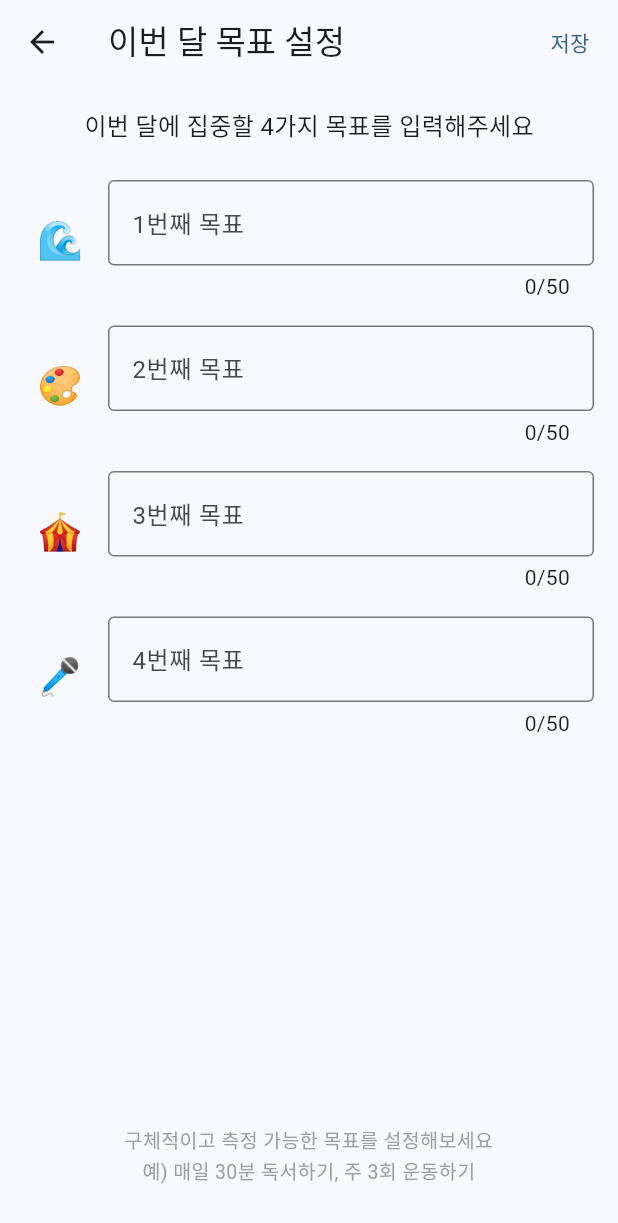
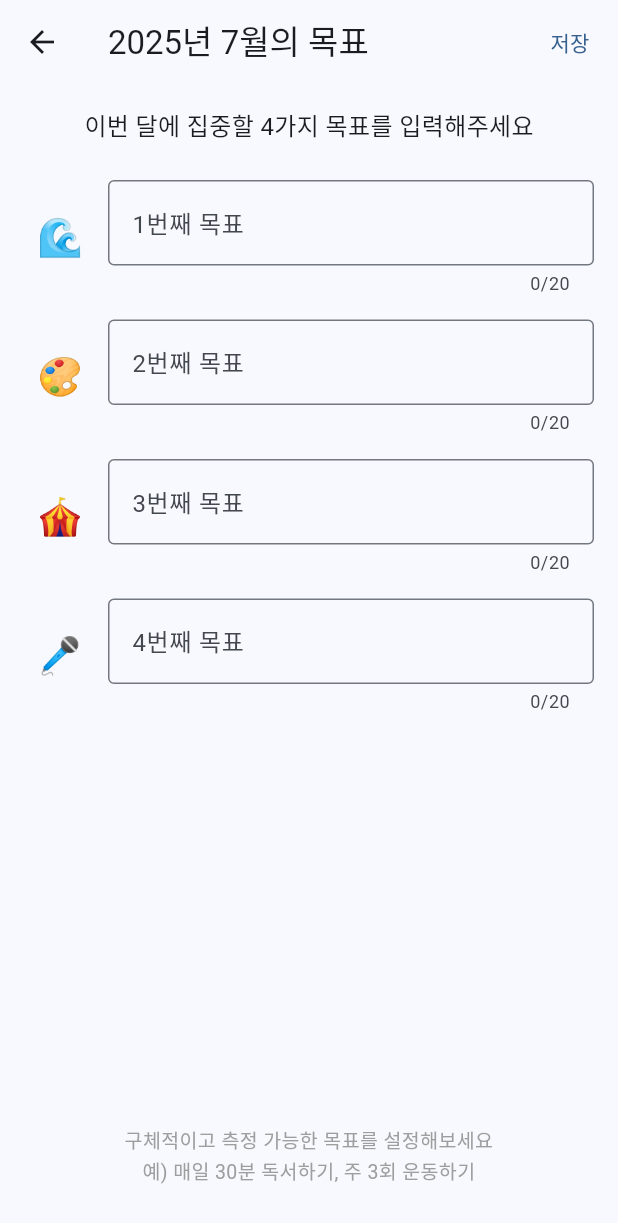
Before and after one commit to JingyunKim/my-app-project, a Flutter app: the screen it shows after launch, after a tap on "이번달 목표 설정하기", on a phone screen of 412 x 824 dp. Shown: the top 1223 px of the screen. Run offline on Flutter 3.47's test engine with Material 3 defaults, Android fonts, the phone set to English and light mode, and no system bars; our stand-ins replace flutter_local_notifications, flutter_native_timezone, shared_preferences, sqflite, table_calendar, timezone; missing offline and left inert: flutter_emoji; accounts and stored records are empty.

Commit message:
다음달 목표 작성 위젯 수정

```diff
--- a/monthly_focus/lib/providers/goal_provider.dart
+++ b/monthly_focus/lib/providers/goal_provider.dart
@@ -84,6 +84,16 @@ class GoalProvider with ChangeNotifier {
       ? _settings.testDate!
       : DateTime.now();
 
+  // 다음 달 목표를 데이터베이스에서 로드합니다.
+  Future<void> loadNextMonthGoals() async {
+    final nextMonth = DateTime(_currentMonth.year, _currentMonth.month + 1, 1);
+    final goals = await _db.getGoalsByMonth(nextMonth);
+    if (!listEquals(_nextMonthGoals, goals)) {
+      _nextMonthGoals = goals;
+      notifyListeners();
+    }
+  }
+
   // 현재 월의 목표를 데이터베이스에서 로드합니다.
   Future<void> loadMonthlyGoals() async {
     final goals = await _db.getGoalsByMonth(_currentMonth);
@@ -103,16 +113,6 @@ class GoalProvider with ChangeNotifier {
     _calendarMonthGoals = goals;
 
     await refreshMonthlyChecks(month);
-  }
-
-  // 다음 달 목표를 데이터베이스에서 로드합니다.
-  Future<void> loadNextMonthGoals() async {
-    final nextMonth = DateTime(_currentMonth.year, _currentMonth.month + 1, 1);
-    final goals = await _db.getGoalsByMonth(nextMonth);
-    if (!listEquals(_nextMonthGoals, goals)) {
-      _nextMonthGoals = goals;
-      notifyListeners();
-    }
   }
 
   // 오늘의 체크 데이터를 로드합니다.
--- a/monthly_focus/lib/screens/goal_setting/goal_setting_screen.dart
+++ b/monthly_focus/lib/screens/goal_setting/goal_setting_screen.dart
@@ -20,13 +20,17 @@ import 'package:provider/provider.dart';
 import 'dart:math';
 import '../../providers/goal_provider.dart';
 import '../../widgets/goal/goal_input_field.dart';
+import '../../utils/app_date_utils.dart';
+import '../../models/goal.dart';
 
 class GoalSettingScreen extends StatefulWidget {
   final bool isForCurrentMonth;
+  final List<Goal> existingGoals;
 
   const GoalSettingScreen({
     super.key,
     this.isForCurrentMonth = false,
+    this.existingGoals = const [],
   });
 
   @override
@@ -60,7 +64,15 @@ class _GoalSettingScreenState extends State<GoalSettingScreen> {
     _randomEmojis = List.generate(4, (index) {
       return _allEmojis[random.nextInt(_allEmojis.length)];
     });
-    print('목표 설정 화면: 랜덤 이모지 4개 생성 완료');
+
+    // 기존 목표가 있으면 설정
+    for (int i = 0; i < widget.existingGoals.length && i < 4; i++) {
+      final goal = widget.existingGoals[i];
+      _controllers[i].text = goal.title;
+      _emojis[i] = goal.emoji;
+    }
+
+    print('목표 설정 화면: 초기화 완료');
   }
 
   @override
@@ -84,6 +96,11 @@ class _GoalSettingScreenState extends State<GoalSettingScreen> {
       );
       return;
     }
+
+    final now = AppDateUtils.getCurrentDate(context);
+    final targetMonth = widget.isForCurrentMonth
+        ? now
+        : DateTime(now.year, now.month + 1);
 
     print('목표 설정 화면: ${widget.isForCurrentMonth ? "이번 달" : "다음 달"} 목표 저장 시작');
     // 목표 저장
@@ -116,9 +133,13 @@ class _GoalSettingScreenState extends State<GoalSettingScreen> {
   }
 
   String _getTitle() {
-    final title = widget.isForCurrentMonth ? '이번 달 목표 설정' : '다음 달 목표 설정';
-    print('목표 설정 화면: 제목 반환 - $title');
-    return title;
+    final now = AppDateUtils.getCurrentDate(context);
+    if (widget.isForCurrentMonth) {
+      return '${now.year}년 ${now.month}월의 목표';
+    } else {
+      final nextMonth = DateTime(now.year, now.month + 1);
+      return '${nextMonth.year}년 ${nextMonth.month}월의 목표';
+    }
   }
 
   String _getDescription() {
--- a/monthly_focus/lib/screens/home/home_screen.dart
+++ b/monthly_focus/lib/screens/home/home_screen.dart
@@ -127,6 +127,7 @@ class _HomeScreenState extends State<HomeScreen> {
   void _showGoalSetting({bool isForCurrentMonth = false}) {
     print('오늘 화면: 목표 설정 화면 표시 시도 - ${isForCurrentMonth ? "이번 달" : "다음 달"}');
     final goalProvider = context.read<GoalProvider>();
+    final existingGoals = isForCurrentMonth ? goalProvider.monthlyGoals : goalProvider.nextMonthGoals;
     final String errorMessage;
 
     if (isForCurrentMonth) {
@@ -155,7 +156,10 @@ class _HomeScreenState extends State<HomeScreen> {
     print('오늘 화면: 목표 설정 화면으로 이동');
     Navigator.of(context).push(
       MaterialPageRoute(
-        builder: (context) => GoalSettingScreen(isForCurrentMonth: isForCurrentMonth),
+        builder: (context) => GoalSettingScreen(
+          isForCurrentMonth: isForCurrentMonth,
+          existingGoals: existingGoals,
+        ),
       ),
     ).then((_) {
       print('오늘 화면: 목표 설정 화면에서 복귀 - 데이터 리로드');
@@ -245,50 +249,47 @@ class _HomeScreenState extends State<HomeScreen> {
       return const SizedBox.shrink();
     }
 
-    final now = AppDateUtils.getCurrentDate();
+    final now = AppDateUtils.getCurrentDate(context);
     final nextMonth = DateTime(now.year, now.month + 1);
     print('오늘 화면: 다음 달(${nextMonth.year}년 ${nextMonth.month}월) 목표 섹션 표시');
 
     return Container(
-      padding: const EdgeInsets.all(16),
+      padding: const EdgeInsets.symmetric(vertical: 12),
       decoration: BoxDecoration(
-        gradient: LinearGradient(
-          begin: Alignment.topCenter,
-          end: Alignment.bottomCenter,
-          colors: [
-            Theme.of(context).colorScheme.surfaceTint.withOpacity(0.1),
-            Theme.of(context).colorScheme.surface,
-          ],
+        color: Theme.of(context).colorScheme.surfaceTint.withOpacity(0.05),
       ),
-      ),
-      child: Column(
-        crossAxisAlignment: CrossAxisAlignment.start,
-        mainAxisSize: MainAxisSize.min,
+      child: Padding(
+        padding: const EdgeInsets.symmetric(horizontal: 16),
+        child: Row(
           children: [
             Text(
-            '${nextMonth.year}년 ${nextMonth.month}월의 목표',
+              '${nextMonth.month}월의 목표',
               style: const TextStyle(
-              fontSize: 16,
+                fontSize: 14,
                 fontWeight: FontWeight.bold,
               ),
             ),
-          const SizedBox(height: 8),
-          if (provider.nextMonthGoals.isEmpty) ...[
-            Row(
-              children: [
-                const Expanded(
-                  child: Text('다음 달 목표를 미리 설정해보세요'),
-                ),
+            const Spacer(),
+            if (provider.nextMonthGoals.isEmpty)
               TextButton.icon(
                 onPressed: () => _showGoalSetting(isForCurrentMonth: false),
-                  icon: const Icon(Icons.add),
-                  label: const Text('설정하기'),
+                icon: const Icon(Icons.add, size: 18),
+                label: const Text(
+                  '설정하기',
+                  style: TextStyle(fontSize: 14),
+                ),
+              )
+            else
+              TextButton.icon(
+                onPressed: () => _showGoalSetting(isForCurrentMonth: false),
+                icon: const Icon(Icons.edit_note, size: 18),
+                label: const Text(
+                  '조회 및 수정하기',
+                  style: TextStyle(fontSize: 14),
+                ),
               ),
           ],
         ),
-          ] else
-            const SizedBox.shrink(),
-        ],
       ),
     );
   }
--- a/monthly_focus/lib/widgets/goal/goal_input_field.dart
+++ b/monthly_focus/lib/widgets/goal/goal_input_field.dart
@@ -18,7 +18,7 @@ import 'package:flutter/material.dart';
 import 'package:flutter_emoji/flutter_emoji.dart';
 import 'dart:math';
 
-class GoalInputField extends StatelessWidget {
+class GoalInputField extends StatefulWidget {
   static const List<String> commonEmojis = [
     // 성취 & 동기부여
     '🎯', '⭐', '🏆', '✨', '💪', '🌟', '🚀', '✅', '📈',
@@ -51,6 +51,33 @@ class GoalInputField extends StatelessWidget {
     return commonEmojis[random.nextInt(commonEmojis.length)];
   }
 
+  @override
+  State<GoalInputField> createState() => _GoalInputFieldState();
+}
+
+class _GoalInputFieldState extends State<GoalInputField> {
+  int _currentLength = 0;
+  static const int maxLength = 20;
+
+  @override
+  void initState() {
+    super.initState();
+    _currentLength = widget.controller.text.length;
+    widget.controller.addListener(_updateLength);
+  }
+
+  @override
+  void dispose() {
+    widget.controller.removeListener(_updateLength);
+    super.dispose();
+  }
+
+  void _updateLength() {
+    setState(() {
+      _currentLength = widget.controller.text.length;
+    });
+  }
+
   void _showEmojiPicker(BuildContext context) async {
     final String? selected = await showDialog<String>(
       context: context,
@@ -59,7 +86,7 @@ class GoalInputField extends StatelessWidget {
         content: Wrap(
           spacing: 8,
           runSpacing: 8,
-          children: commonEmojis.map((emoji) {
+          children: GoalInputField.commonEmojis.map((emoji) {
             return InkWell(
               onTap: () => Navigator.of(context).pop(emoji),
               child: Container(
@@ -82,7 +109,7 @@ class GoalInputField extends StatelessWidget {
     );
 
     if (selected != null) {
-      onEmojiSelected(selected);
+      widget.onEmojiSelected(selected);
     }
   }
 
@@ -93,21 +120,26 @@ class GoalInputField extends StatelessWidget {
         IconButton(
           onPressed: () => _showEmojiPicker(context),
           icon: Text(
-            emoji ?? getRandomEmoji(),
+            widget.emoji ?? GoalInputField.getRandomEmoji(),
             style: const TextStyle(fontSize: 24),
           ),
         ),
         const SizedBox(width: 8),
         Expanded(
           child: TextField(
-            controller: controller,
+            controller: widget.controller,
             decoration: InputDecoration(
-              labelText: '$position번째 목표',
+              labelText: '${widget.position}번째 목표',
               hintText: '목표를 입력해주세요',
               border: const OutlineInputBorder(),
-              counter: Text('${controller.text.length}/50'),
+              counterText: '$_currentLength/$maxLength',
             ),
-            maxLength: 50,
+            maxLength: maxLength,
+            onChanged: (value) {
+              setState(() {
+                _currentLength = value.length;
+              });
+            },
           ),
         ),
       ],
```
Lines whose indentation alone changed are shown as unchanged.
